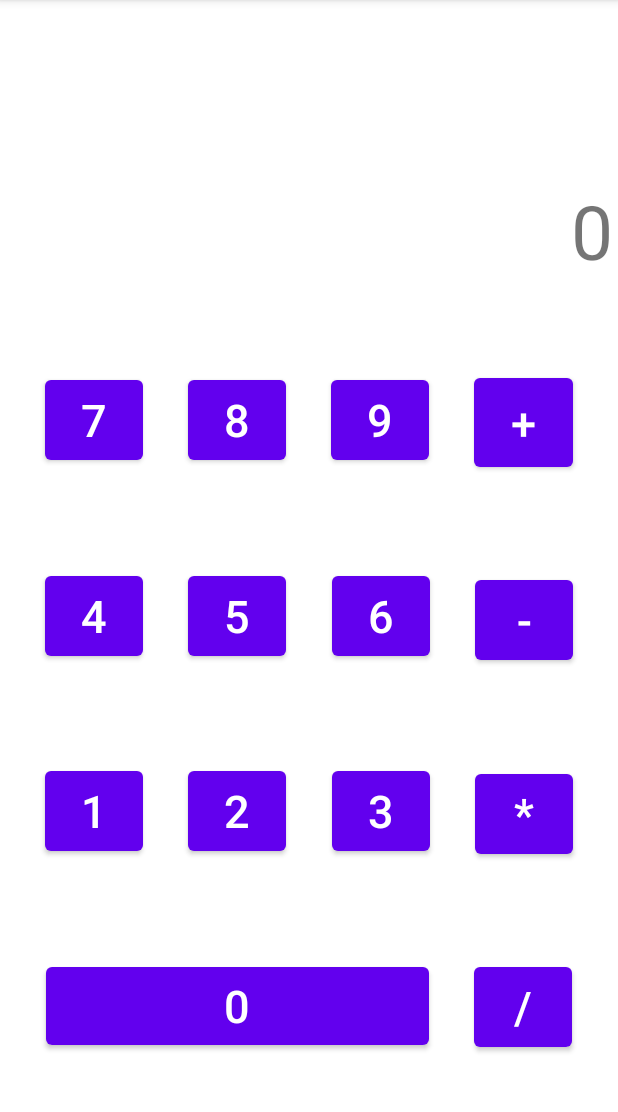
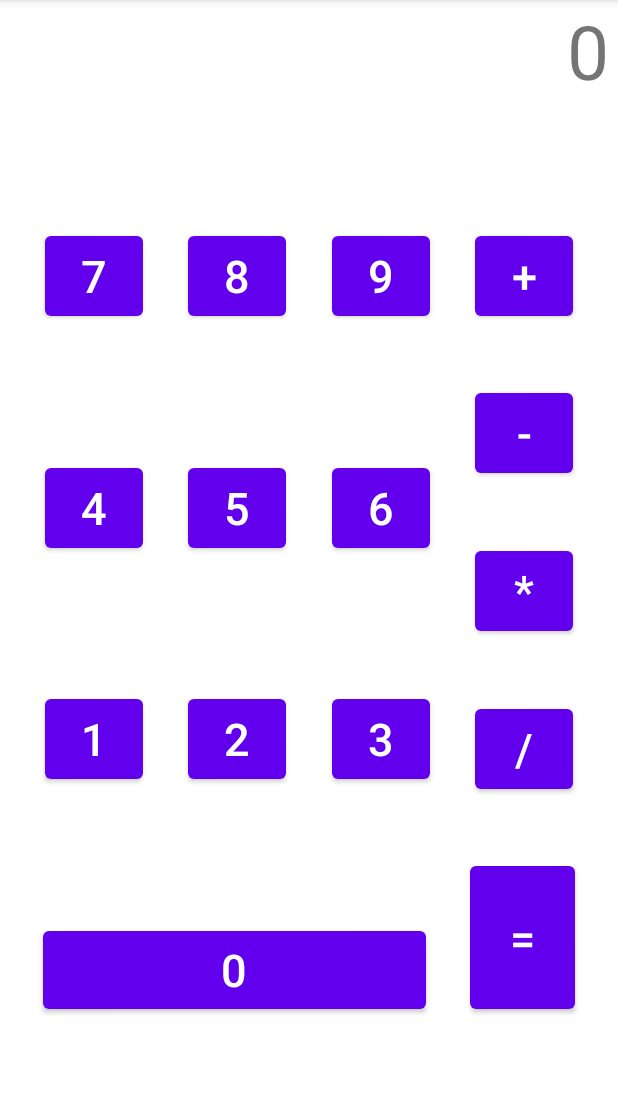
Before and after one commit to BSEF19M518/Mobile_Computing, an Android app: the screen it shows after launch (MainActivity), on a phone screen of 412 x 824 dp, the part 84-1196 px from its top. Run offline under Robolectric (Android 15) with nearby library versions, the phone set to English and light mode, and no system bars.

Commit message:
Calc done and 2nd activity newly created

```diff
--- a/BSEF19M518_App2/app/src/main/res/layout/activity_main.xml
+++ b/BSEF19M518_App2/app/src/main/res/layout/activity_main.xml
@@ -13,7 +13,7 @@
         android:text="0"
         android:textSize="30dp"
         app:layout_constraintBottom_toBottomOf="parent"
-        app:layout_constraintEnd_toStartOf="@+id/button15"
+        app:layout_constraintEnd_toStartOf="@+id/button2"
         app:layout_constraintHorizontal_bias="0.5"
         app:layout_constraintStart_toStartOf="parent"
         app:layout_constraintTop_toBottomOf="@+id/button26" />
@@ -49,7 +49,7 @@
         android:text="6"
         android:textSize="30dp"
         app:layout_constraintBottom_toTopOf="@+id/button27"
-        app:layout_constraintEnd_toStartOf="@+id/button29"
+        app:layout_constraintEnd_toStartOf="@+id/button30"
         app:layout_constraintHorizontal_bias="0.5"
         app:layout_constraintStart_toEndOf="@+id/button23"
         app:layout_constraintTop_toBottomOf="@+id/button21" />
@@ -61,7 +61,7 @@
         android:text="3"
         android:textSize="30dp"
         app:layout_constraintBottom_toTopOf="@+id/button11"
-        app:layout_constraintEnd_toStartOf="@+id/button30"
+        app:layout_constraintEnd_toStartOf="@+id/button15"
         app:layout_constraintHorizontal_bias="0.5"
         app:layout_constraintStart_toEndOf="@+id/button26"
         app:layout_constraintTop_toBottomOf="@+id/button24" />
@@ -96,11 +96,10 @@
         android:layout_height="65dp"
         android:text="8"
         android:textSize="30dp"
-        app:layout_constraintBottom_toTopOf="@+id/button23"
+        app:layout_constraintBottom_toBottomOf="@+id/button17"
         app:layout_constraintEnd_toStartOf="@+id/button21"
         app:layout_constraintHorizontal_bias="0.5"
-        app:layout_constraintStart_toEndOf="@+id/button17"
-        app:layout_constraintTop_toBottomOf="@+id/textView3" />
+        app:layout_constraintStart_toEndOf="@+id/button17" />
 
     <Button
         android:id="@+id/button21"
@@ -108,11 +107,10 @@
         android:layout_height="65dp"
         android:text="9"
         android:textSize="30dp"
-        app:layout_constraintBottom_toTopOf="@+id/button24"
+        app:layout_constraintBottom_toBottomOf="@+id/button20"
         app:layout_constraintEnd_toStartOf="@+id/button28"
         app:layout_constraintHorizontal_bias="0.5"
-        app:layout_constraintStart_toEndOf="@+id/button20"
-        app:layout_constraintTop_toBottomOf="@+id/textView3" />
+        app:layout_constraintStart_toEndOf="@+id/button20" />
 
     <Button
         android:id="@+id/button17"
@@ -128,15 +126,14 @@
 
     <Button
         android:id="@+id/button28"
-        android:layout_width="66dp"
-        android:layout_height="71dp"
+        android:layout_width="65dp"
+        android:layout_height="65dp"
         android:text="+"
         android:textSize="30dp"
-        app:layout_constraintBottom_toTopOf="@+id/button29"
+        app:layout_constraintBottom_toBottomOf="@+id/button21"
         app:layout_constraintEnd_toEndOf="parent"
         app:layout_constraintHorizontal_bias="0.5"
-        app:layout_constraintStart_toEndOf="@+id/button21"
-        app:layout_constraintTop_toBottomOf="@+id/textView3" />
+        app:layout_constraintStart_toEndOf="@+id/button21" />
 
     <Button
         android:id="@+id/button30"
@@ -147,7 +144,7 @@
         app:layout_constraintBottom_toTopOf="@+id/button15"
         app:layout_constraintEnd_toEndOf="parent"
         app:layout_constraintHorizontal_bias="0.5"
-        app:layout_constraintStart_toEndOf="@+id/button27"
+        app:layout_constraintStart_toEndOf="@+id/button24"
         app:layout_constraintTop_toBottomOf="@+id/button29" />
 
     <Button
@@ -168,23 +165,31 @@
         android:layout_height="65dp"
         android:text="/"
         android:textSize="30dp"
-        app:layout_constraintBottom_toBottomOf="parent"
+        app:layout_constraintBottom_toTopOf="@+id/button2"
         app:layout_constraintEnd_toEndOf="parent"
         app:layout_constraintHorizontal_bias="0.5"
-        app:layout_constraintStart_toEndOf="@+id/button11"
+        app:layout_constraintStart_toEndOf="@+id/button27"
         app:layout_constraintTop_toBottomOf="@+id/button30" />
+
+    <Button
+        android:id="@+id/button2"
+        android:layout_width="70dp"
+        android:layout_height="107dp"
+        android:text="="
+        android:textSize="30dp"
+        app:layout_constraintBottom_toBottomOf="@+id/button11"
+        app:layout_constraintEnd_toEndOf="parent"
+        app:layout_constraintHorizontal_bias="0.5"
+        app:layout_constraintStart_toEndOf="@+id/button11" />
 
     <TextView
         android:id="@+id/textView3"
         android:layout_width="406dp"
         android:layout_height="62dp"
-        android:layout_marginTop="120dp"
         android:text="0"
         android:textAlignment="textEnd"
         android:textSize="50dp"
-        app:layout_constraintEnd_toEndOf="parent"
-        app:layout_constraintHorizontal_bias="0.4"
-        app:layout_constraintStart_toStartOf="parent"
-        app:layout_constraintTop_toTopOf="parent" />
+        tools:layout_editor_absoluteX="2dp"
+        tools:layout_editor_absoluteY="109dp" />
 
 </androidx.constraintlayout.widget.ConstraintLayout>
--- /dev/null
+++ b/BSEF19M518_App2/app/src/main/res/layout/second_activity.xml
@@ -0,0 +1,6 @@
+<?xml version="1.0" encoding="utf-8"?>
+<androidx.constraintlayout.widget.ConstraintLayout xmlns:android="http://schemas.android.com/apk/res/android"
+    android:layout_width="match_parent"
+    android:layout_height="match_parent">
+
+</androidx.constraintlayout.widget.ConstraintLayout>
```
